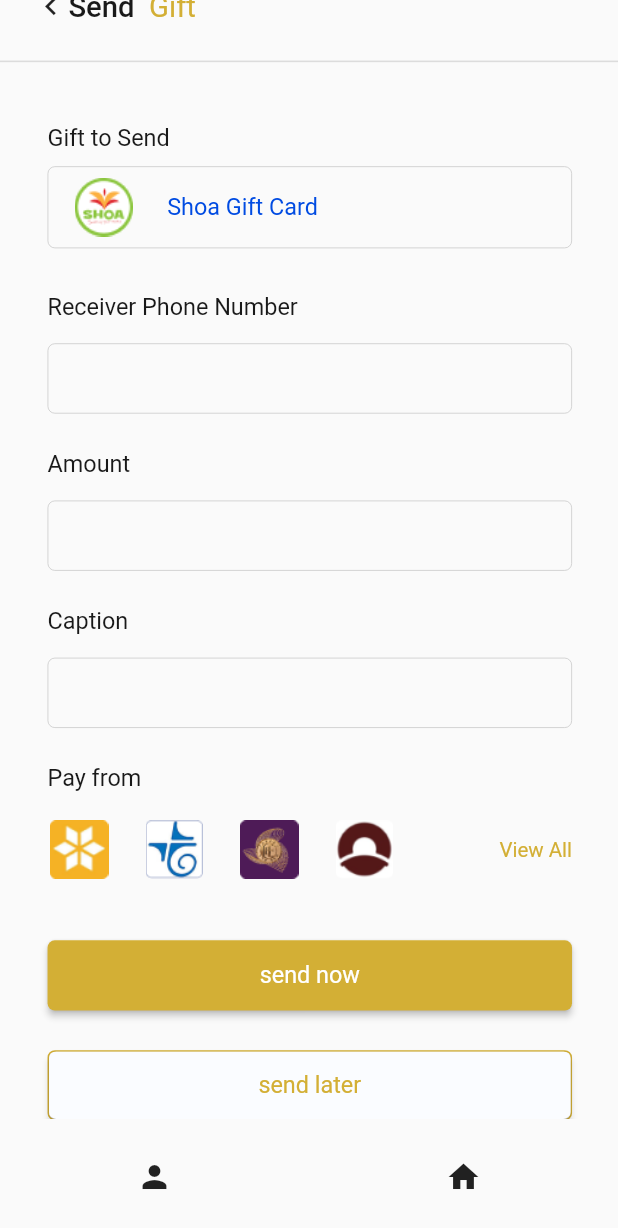
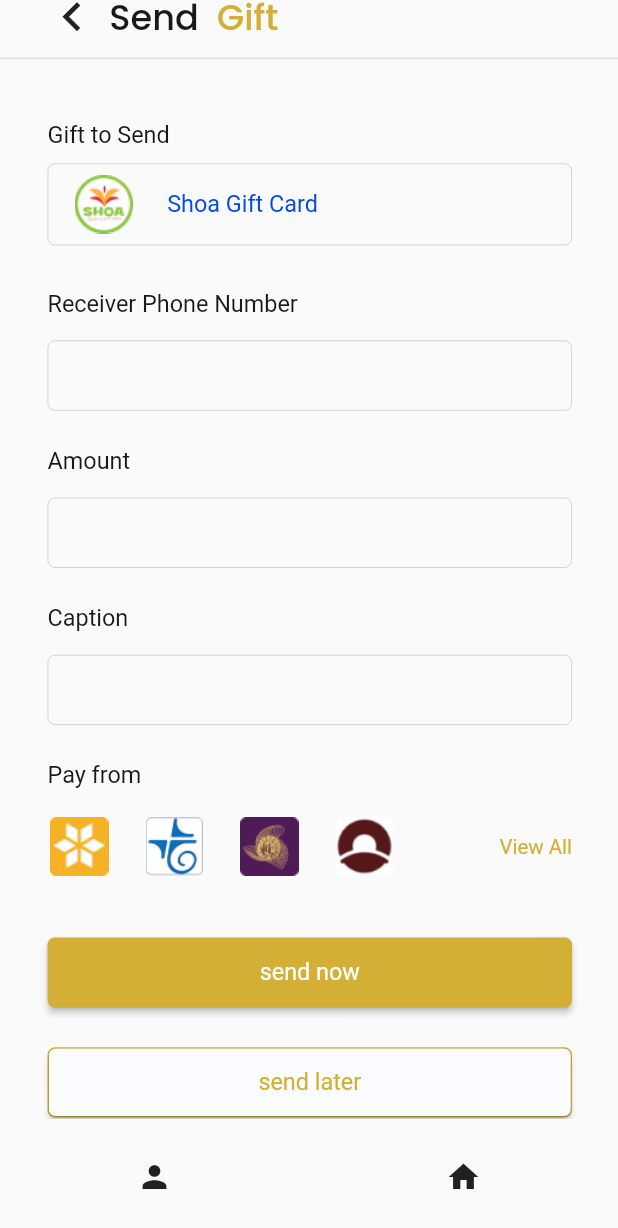
Before and after one commit to Temesgenzewude/virtual-card-project, a Flutter app: the SendGiftsPage screen opened directly, scrolled down 53 dp, on a phone screen of 412 x 824 dp. Shown: the top 1228 px of the screen. Run offline on Flutter 3.47's test engine with Material 2 defaults, Android fonts, the phone set to English and light mode, and no system bars; our stand-ins replace camera, flutter_svg, get, image_picker; Roboto replaces fonts that are missing (Poppins); project files that could hold a hidden picture were left out.

Commit message:
some changes on lates_gifts_page.dart shoa_gifts_page.dart and routes.dart

```diff
--- a/lib/presentation/send_gift_pages/send_gift.dart
+++ b/lib/presentation/send_gift_pages/send_gift.dart
@@ -31,22 +31,27 @@ class _SendGiftsPageState extends State<SendGiftsPage> {
         child: Column(
           children: [
             SizedBox(
-              height: AppDimension.height(44, context),
+              height: AppDimension.height(46, context),
             ),
             Container(
-              height: AppDimension.height(30, context),
+              // height: AppDimension.height(30, context),
               padding: EdgeInsets.only(
-                left: AppDimension.width(21, context),
+                left: AppDimension.width(27, context),
               ),
               child: Row(
                 mainAxisAlignment: MainAxisAlignment.start,
                 children: [
                   GestureDetector(
-                    onTap: () => {},
+                    onTap: () {
+                      Get.back();
+                    },
                     child: Icon(
                       Icons.chevron_left,
-                      size: AppDimension.height(24, context),
+                      size: AppDimension.height(40, context),
                     ),
+                  ),
+                  SizedBox(
+                    width: AppDimension.width(5, context),
                   ),
                   RichText(
                     text: TextSpan(
@@ -55,15 +60,15 @@ class _SendGiftsPageState extends State<SendGiftsPage> {
                             text: 'Send',
                             style: TextStyle(
                               color: Color(0xFF191919),
-                              fontSize: AppDimension.height(20, context),
-                              fontWeight: FontWeight.w500,
+                              fontSize: AppDimension.height(24, context),
+                              fontFamily: "PoppinsMedium",
                             )),
                         TextSpan(
                             text: '  Gift',
                             style: TextStyle(
                               color: Color(0xFFD3AF35),
-                              fontSize: AppDimension.height(20, context),
-                              fontWeight: FontWeight.w400,
+                              fontSize: AppDimension.height(24, context),
+                              fontFamily: "PoppinsMedium",
                             )),
                       ],
                     ),
@@ -71,9 +76,9 @@ class _SendGiftsPageState extends State<SendGiftsPage> {
                 ],
               ),
             ),
-            SizedBox(
-              height: AppDimension.height(14, context),
-            ),
+            // SizedBox(
+            //   height: AppDimension.height(14, context),
+            // ),
             Divider(
               thickness: AppDimension.width(1, context),
             ),
--- a/lib/routes/routes.dart
+++ b/lib/routes/routes.dart
@@ -0,0 +1,59 @@
+import 'package:get/get.dart';
+import 'package:virtual_card_project/presentation/gift_card_widgets/gift_card_page.dart';
+import 'package:virtual_card_project/presentation/latest_gifts_pages/latest_gifts_page.dart';
+import 'package:virtual_card_project/presentation/pay_bills_page/pay_bills_page.dart';
+import 'package:virtual_card_project/presentation/send_gift_pages/send_gift.dart';
+import 'package:virtual_card_project/presentation/shoa_gifts_pages/shoa_gifts_pages.dart';
+
+class RouteHelper {
+  static const String giftCardPage = "/gift-card-page";
+  static const String latestGiftsPage = "/latest-gifts-page";
+  static const String shoaGiftsValuePage = '/shoa-gifts-value-page';
+  static const String payBillsPage = '/pay-bills-page';
+
+  static const String sendGiftPage = '/send-gift-page';
+
+  static getGiftCardPage() => '$giftCardPage';
+
+  static getLatestGiftsPage() => '$latestGiftsPage';
+  static String getShoaGiftsValuePage() => '$shoaGiftsValuePage';
+  static String getPayBillsPage() => '$payBillsPage';
+  static String getSendGiftPage() => '$sendGiftPage';
+
+  static List<GetPage> routes = [
+    GetPage(
+        name: payBillsPage,
+        page: (() {
+          return PayBills();
+        }),
+        transition: Transition.fadeIn),
+    GetPage(
+      name: giftCardPage,
+      page: (() {
+        return GiftCardPage();
+      }),
+      transition: Transition.fadeIn,
+    ),
+    GetPage(
+      name: sendGiftPage,
+      page: (() {
+        return SendGiftsPage();
+      }),
+      transition: Transition.fadeIn,
+    ),
+    GetPage(
+      name: latestGiftsPage,
+      page: (() {
+        return LatestGiftsPage();
+      }),
+      transition: Transition.fadeIn,
+    ),
+    GetPage(
+      name: shoaGiftsValuePage,
+      page: (() {
+        return ShoaGiftsPage();
+      }),
+      transition: Transition.fadeIn,
+    ),
+  ];
+}
```
Also changed, not shown: lib/main.dart (+3 -11 lines), lib/presentation/gift_card_widgets/gift_card_page.dart (renamed from lib/presentation/widgets/gift_card_widgets/GiftCard.dart, +52 -22 lines), lib/presentation/latest_gifts_pages/latest_gifts_page.dart (+7 -9 lines), lib/presentation/pay_bills_page/pay_bills_page.dart (renamed from lib/presentation/pay_bills.dart, +15 -3 lines), lib/presentation/shoa_gifts_pages/shoa_gifts_pages.dart (+12 -3 lines), assets/images/gift-outline-grey.svg (added), assets/images/gift-outline.png (added), assets/images/gift-outline.svg (added), pubspec.lock.
